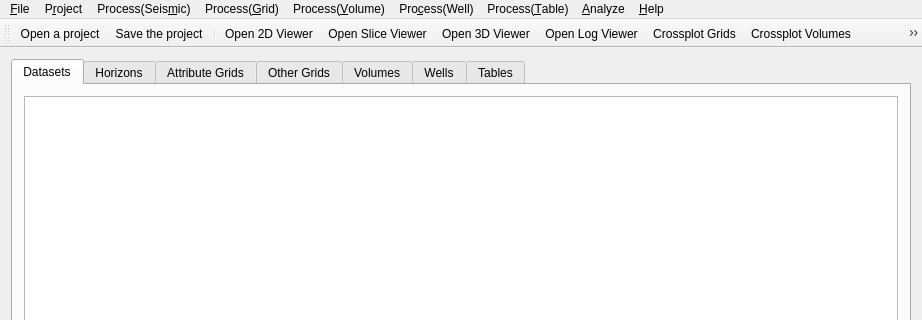
Old version of the form ProjectViewer/projectviewer.ui in the repository fsoos74/su; both pictures show x 0 to 922 and y 0 to 320 of the 922 by 564 pixel window.
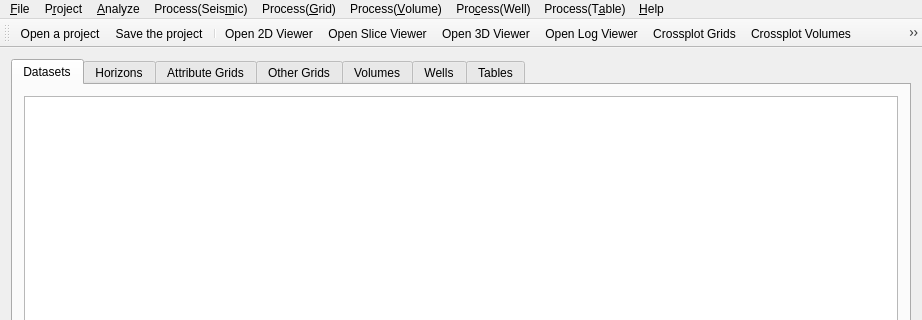
New version of the form. Icons and pictures are not drawn.

Diff of the .ui file:
```diff
--- a/ProjectViewer/projectviewer.ui
+++ b/ProjectViewer/projectviewer.ui
@@ -410,18 +410,18 @@
    </widget>
    <widget class="QMenu" name="menuProcess_Table">
     <property name="title">
-     <string>Process(&amp;Table)</string>
+     <string>Process(T&amp;able)</string>
     </property>
     <addaction name="actionConvert_Picks_To_Horizon"/>
    </widget>
    <addaction name="menu_File"/>
    <addaction name="menuPro_ject"/>
+   <addaction name="menu_Analyze"/>
    <addaction name="menuProcess_Seismic"/>
    <addaction name="menuProcess"/>
    <addaction name="menuProcess_Volume"/>
    <addaction name="menuProcess_Well"/>
    <addaction name="menuProcess_Table"/>
-   <addaction name="menu_Analyze"/>
    <addaction name="menu_Help"/>
   </widget>
   <action name="actionImportHorizon">
```
Left out of the diff: 11 changed lines with no effect on the pictures.
